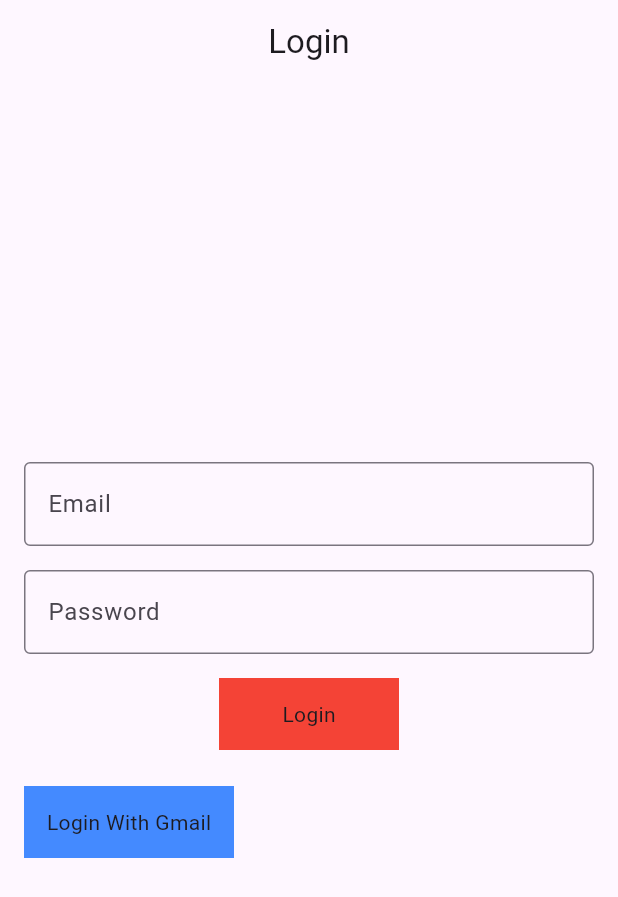
After one commit to iniMinhaj/bloc_mastery, a Flutter app: the LoginScreen screen opened directly, on a phone screen of 412 x 824 dp. The commit adds this screen. Shown: the top 897 px of the screen. Run offline on Flutter 3.47's test engine with Material 3 defaults, Android fonts, the phone set to English and light mode, and no system bars; our stand-ins replace flutter_bloc.

Commit message:
login with valdation

```diff
--- /dev/null
+++ b/auth_validation/lib/bloc/auth_bloc.dart
@@ -0,0 +1,32 @@
+import 'package:flutter/foundation.dart';
+import 'package:flutter_bloc/flutter_bloc.dart';
+part 'auth_event.dart';
+part 'auth_state.dart';
+
+class AuthBloc extends Bloc<AuthEvent, AuthState> {
+  AuthBloc() : super(AuthInitial()) {
+    on<LoginEvent>((event, emit) async {
+      emit(AuthLoading());
+
+      try {
+        String email = event.email;
+        String password = event.password;
+
+        if (email.isEmpty) {
+          return emit(LoginFailureState("email is empty"));
+        }
+
+        if (password.length < 6) {
+          return emit(
+              LoginFailureState("Password lenght should be at least 6"));
+        }
+        // login successful
+        await Future.delayed(const Duration(seconds: 2), () {
+          return emit(LoginSuccessfulState(msg: "Login successful"));
+        });
+      } catch (e) {
+        return emit(LoginFailureState(e.toString()));
+      }
+    });
+  }
+}
--- /dev/null
+++ b/auth_validation/lib/bloc/auth_event.dart
@@ -0,0 +1,11 @@
+part of 'auth_bloc.dart';
+
+@immutable
+sealed class AuthEvent {}
+
+class LoginEvent extends AuthEvent {
+  final String email;
+  final String password;
+
+  LoginEvent({required this.email, required this.password});
+}
--- /dev/null
+++ b/auth_validation/lib/bloc/auth_state.dart
@@ -0,0 +1,19 @@
+part of 'auth_bloc.dart';
+
+@immutable
+sealed class AuthState {}
+
+final class AuthInitial extends AuthState {}
+
+final class LoginSuccessfulState extends AuthState {
+  final String msg;
+
+  LoginSuccessfulState({required this.msg});
+}
+
+final class LoginFailureState extends AuthState {
+  final String error;
+  LoginFailureState(this.error);
+}
+
+final class AuthLoading extends AuthState {}
--- /dev/null
+++ b/auth_validation/lib/ui/login_screen.dart
@@ -0,0 +1,90 @@
+import 'package:auth_validation/bloc/auth_bloc.dart';
+import 'package:flutter/material.dart';
+import 'package:flutter_bloc/flutter_bloc.dart';
+
+class LoginScreen extends StatelessWidget {
+  const LoginScreen({super.key});
+
+  @override
+  Widget build(BuildContext context) {
+    String? email = "";
+    String? password;
+    return Scaffold(
+      appBar: AppBar(
+        title: const Text("Login"),
+        centerTitle: true,
+      ),
+      body: BlocListener<AuthBloc, AuthState>(
+        listener: (context, state) {
+          if (state is LoginFailureState) {
+            ScaffoldMessenger.of(context)
+                .showSnackBar(SnackBar(content: Text(state.error.toString())));
+          }
+
+          if (state is LoginSuccessfulState) {
+            ScaffoldMessenger.of(context)
+                .showSnackBar(SnackBar(content: Text(state.msg.toString())));
+          }
+
+          if (state is AuthLoading) {
+            print("Loading....");
+            CircularProgressIndicator();
+          }
+        },
+        child: Padding(
+          padding: const EdgeInsets.symmetric(horizontal: 16),
+          child: Column(
+            mainAxisAlignment: MainAxisAlignment.center,
+            children: [
+              TextFormField(
+                decoration: const InputDecoration(
+                    labelText: "Email", border: OutlineInputBorder()),
+                onChanged: (value) {
+                  email = value;
+                },
+              ),
+              const SizedBox(height: 16),
+              TextFormField(
+                obscureText: true,
+                decoration: const InputDecoration(
+                    labelText: "Password", border: OutlineInputBorder()),
+                onChanged: (value) {
+                  password = value;
+                },
+              ),
+              const SizedBox(height: 16),
+              GestureDetector(
+                onTap: () {
+                  print(email);
+                  print(password);
+                  context.read<AuthBloc>().add(LoginEvent(
+                      email: email.toString(), password: password.toString()));
+                },
+                child: Container(
+                  height: 48,
+                  width: 120,
+                  color: Colors.red,
+                  child: const Center(child: Text("Login")),
+                ),
+              ),
+              const SizedBox(height: 24),
+              Row(
+                children: [
+                  GestureDetector(
+                    onTap: () {},
+                    child: Container(
+                      height: 48,
+                      width: 140,
+                      color: Colors.blueAccent,
+                      child: const Center(child: Text("Login With Gmail")),
+                    ),
+                  ),
+                ],
+              )
+            ],
+          ),
+        ),
+      ),
+    );
+  }
+}
--- a/counter_app/lib/main.dart
+++ b/counter_app/lib/main.dart
@@ -34,7 +34,6 @@
 
   @override
   Widget build(BuildContext context) {
-    print("build=============");
     final counterBloc = BlocProvider.of<CounterBloc>(context);
     (context);
     return Scaffold(
--- a/todo_app/lib/cubit/todo_cubit.dart
+++ b/todo_app/lib/cubit/todo_cubit.dart
@@ -5,7 +5,8 @@
   TodoCubit() : super([]);
 
   addTodo(Todo todo) {
-    emit([...state, todo]);
+    state.add(todo);
+    emit([...state]);
   }
 
   deleteTodo(int index) {
--- a/todo_app/lib/ui/todo_screen.dart
+++ b/todo_app/lib/ui/todo_screen.dart
@@ -27,7 +27,6 @@
                 subtitle: Text(todos[index].createdAt.toString()),
                 trailing: InkWell(
                     onTap: () {
-                      print("pressed deleted.");
                       context.read<TodoCubit>().deleteTodo(index);
                     },
                     child: const Icon(Icons.delete)),
```
Also changed, not shown: auth_validation/analysis_options.yaml (added, +28 -0 lines), auth_validation/lib/main.dart (added, +28 -0 lines), auth_validation/pubspec.yaml (added, +91 -0 lines), auth_validation/pubspec.lock (added), 124 other files.
